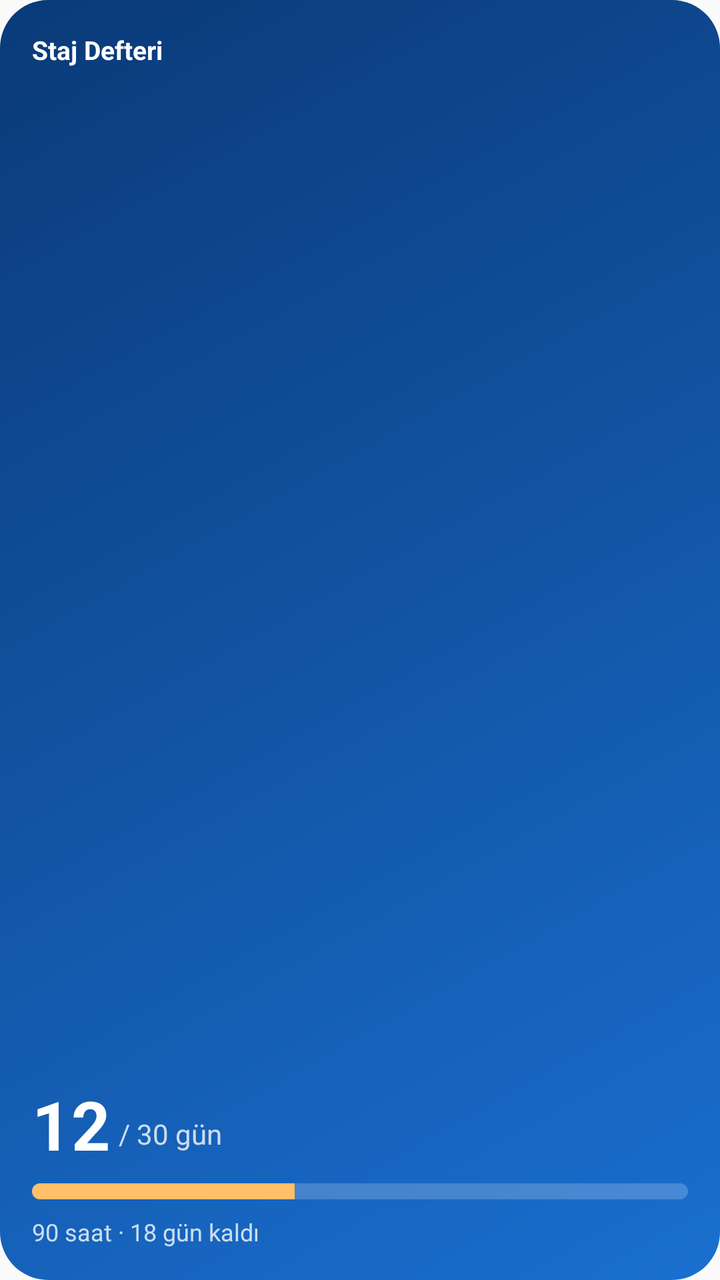
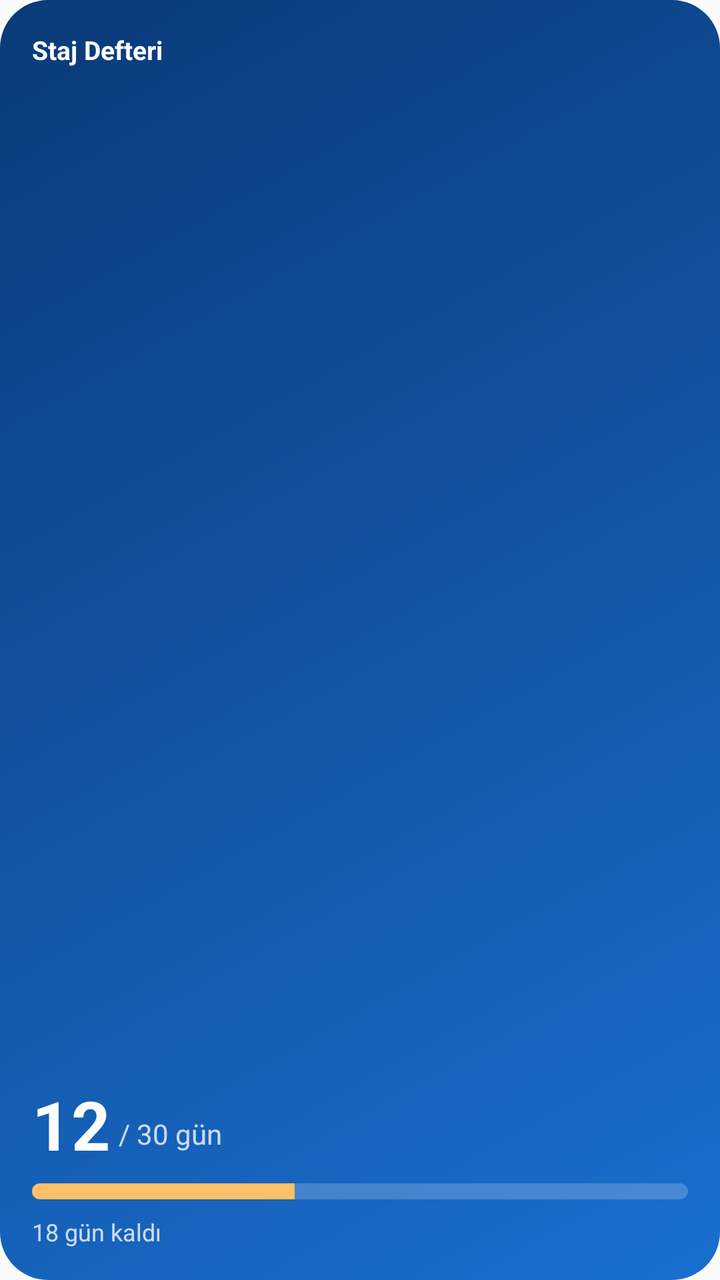

An Android layout rendered at two revisions. The XML below is the earlier revision; the diff shows what the commit changed to produce the second picture.
<!-- AndroidManifest.xml: application theme Theme.Interner -->
<!-- res/layout/widget_progress.xml -->
<LinearLayout xmlns:android="http://schemas.android.com/apk/res/android"
    xmlns:tools="http://schemas.android.com/tools"
    android:id="@+id/widget_root"
    android:layout_width="match_parent"
    android:layout_height="match_parent"
    android:background="@drawable/widget_bg_gradient"
    android:orientation="vertical"
    android:padding="16dp"
    tools:ignore="HardcodedText">

    <TextView
        android:id="@+id/progress_company"
        android:layout_width="match_parent"
        android:layout_height="wrap_content"
        android:ellipsize="end"
        android:maxLines="1"
        android:text="Staj Defteri"
        android:textColor="#FFFFFF"
        android:textSize="13sp"
        android:textStyle="bold" />

    <LinearLayout
        android:layout_width="match_parent"
        android:layout_height="0dp"
        android:layout_weight="1"
        android:gravity="bottom"
        android:orientation="horizontal">

        <TextView
            android:id="@+id/progress_days"
            android:layout_width="wrap_content"
            android:layout_height="wrap_content"
            android:includeFontPadding="false"
            android:text="12"
            android:textColor="#FFFFFF"
            android:textSize="34sp"
            android:textStyle="bold" />

        <TextView
            android:id="@+id/progress_target"
            android:layout_width="wrap_content"
            android:layout_height="wrap_content"
            android:layout_marginStart="4dp"
            android:layout_marginBottom="3dp"
            android:maxLines="1"
            android:text="/ 30 gün"
            android:textColor="#C7FFFFFF"
            android:textSize="14sp" />
    </LinearLayout>

    <ProgressBar
        android:id="@+id/progress_bar"
        style="?android:attr/progressBarStyleHorizontal"
        android:layout_width="match_parent"
        android:layout_height="8dp"
        android:layout_marginTop="8dp"
        android:max="100"
        android:progress="40"
        android:progressDrawable="@drawable/widget_progress_bar" />

    <TextView
        android:id="@+id/progress_detail"
        android:layout_width="match_parent"
        android:layout_height="wrap_content"
        android:layout_marginTop="8dp"
        android:ellipsize="end"
        android:maxLines="1"
        android:text="90 saat · 18 gün kaldı"
        android:textColor="#C7FFFFFF"
        android:textSize="12sp" />
</LinearLayout>
<!-- resources referenced by this layout -->
<resources>
  <!-- drawable widget_bg_gradient (drawable) -->
  <shape xmlns:android="http://schemas.android.com/apk/res/android">
      <corners android:radius="24dp" />
      <gradient
          android:angle="315"
          android:endColor="@color/widget_gradient_end"
          android:startColor="@color/widget_gradient_start" />
  </shape>
  <!-- drawable widget_progress_bar (drawable) -->
  <layer-list xmlns:android="http://schemas.android.com/apk/res/android">
      <item android:id="@android:id/background">
          <shape>
              <corners android:radius="4dp" />
              <solid android:color="#33FFFFFF" />
          </shape>
      </item>
      <item android:id="@android:id/progress">
          <clip>
              <shape>
                  <corners android:radius="4dp" />
                  <solid android:color="#FFC069" />
              </shape>
          </clip>
      </item>
  </layer-list>
  <style name="Theme.Interner" parent="android:Theme.Material.Light.NoActionBar" />
  <color name="widget_gradient_end">#1A6FD0</color>
  <color name="widget_gradient_start">#0A3A78</color>
</resources>

<!-- the commit's change to res/layout/widget_progress.xml (unified diff, before → after) -->
@@ -65,7 +65,7 @@
         android:layout_marginTop="8dp"
         android:ellipsize="end"
         android:maxLines="1"
-        android:text="90 saat · 18 gün kaldı"
+        android:text="18 gün kaldı"
         android:textColor="#C7FFFFFF"
         android:textSize="12sp" />
 </LinearLayout>
